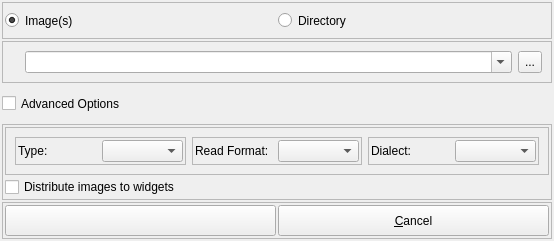
Above: forms/fileOpenWidget.ui from isis-group/vast before the change. Below: the same form after it.
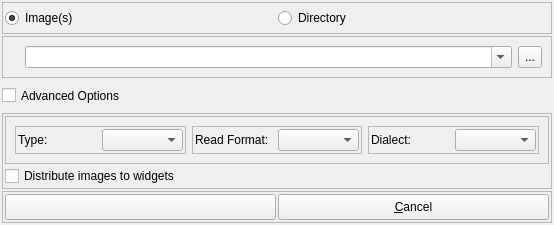
That is the form after the change.

Commit message: set size setup for file dialog

Diff of the .ui file:
```diff
--- a/forms/fileOpenWidget.ui
+++ b/forms/fileOpenWidget.ui
@@ -7,7 +7,7 @@
     <x>0</x>
     <y>0</y>
     <width>554</width>
-    <height>241</height>
+    <height>225</height>
    </rect>
   </property>
   <property name="sizePolicy">
```
The commit also changes 1 other file.
